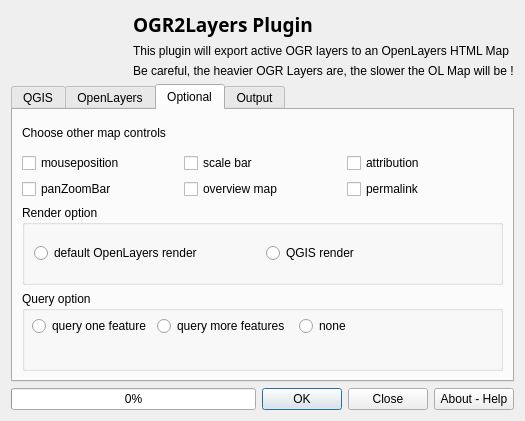
First picture: the form in ui_OGR2Layers.ui, repository lucadelu/OGR2Layers, before the edit.
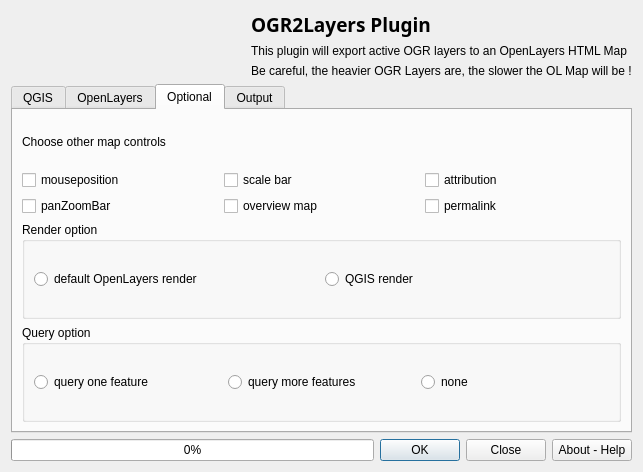
Second picture: the form after the edit. The open tabs and pages were chosen to show the change. Icons and pictures are not drawn.

Diff of the .ui file:
```diff
--- a/ui_OGR2Layers.ui
+++ b/ui_OGR2Layers.ui
@@ -6,8 +6,8 @@
    <rect>
     <x>0</x>
     <y>0</y>
-    <width>525</width>
-    <height>420</height>
+    <width>643</width>
+    <height>472</height>
    </rect>
   </property>
   <property name="windowTitle">
@@ -522,15 +522,8 @@
            <property name="title">
             <string>Query option</string>
            </property>
-           <widget class="QWidget" name="layoutWidget">
-            <property name="geometry">
-             <rect>
-              <x>10</x>
-              <y>20</y>
-              <width>362</width>
-              <height>31</height>
-             </rect>
-            </property>
+           <layout class="QVBoxLayout" name="verticalLayout_17">
+            <item>
             <layout class="QHBoxLayout" name="horizontalLayout_15">
              <item>
               <widget class="QRadioButton" name="query">
@@ -557,7 +550,8 @@
               </widget>
              </item>
             </layout>
-           </widget>
+            </item>
+           </layout>
           </widget>
          </item>
         </layout>
```
Left out of the diff: 11 changed lines with no effect on the pictures. Lines whose indentation alone changed are shown as unchanged.
